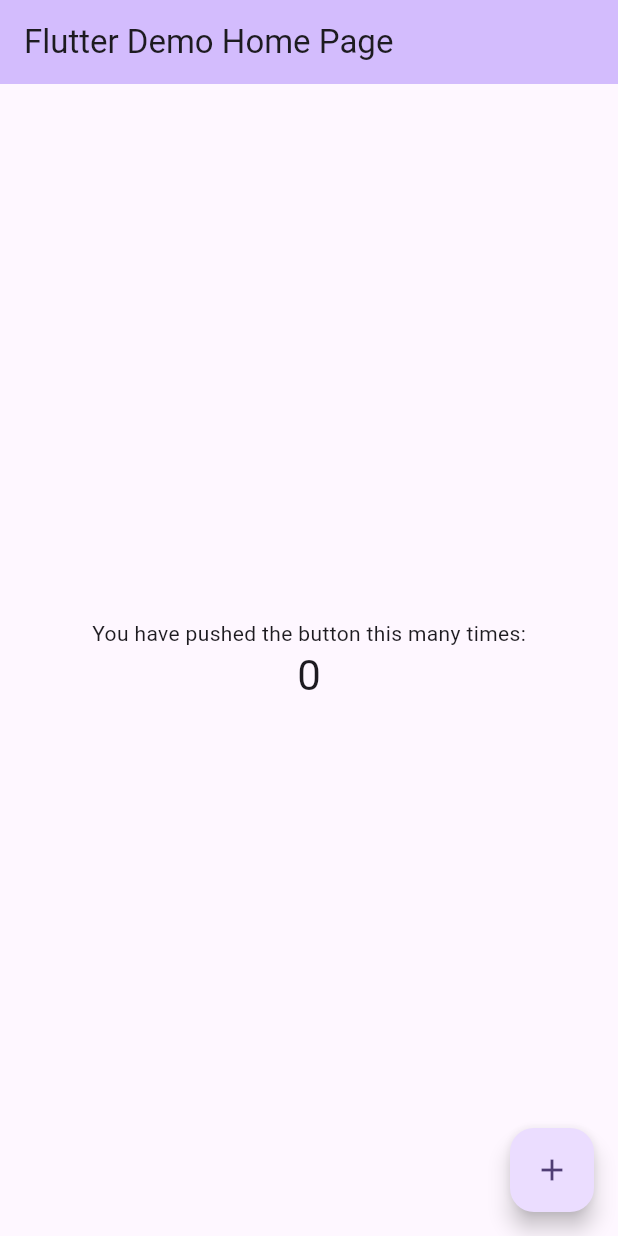
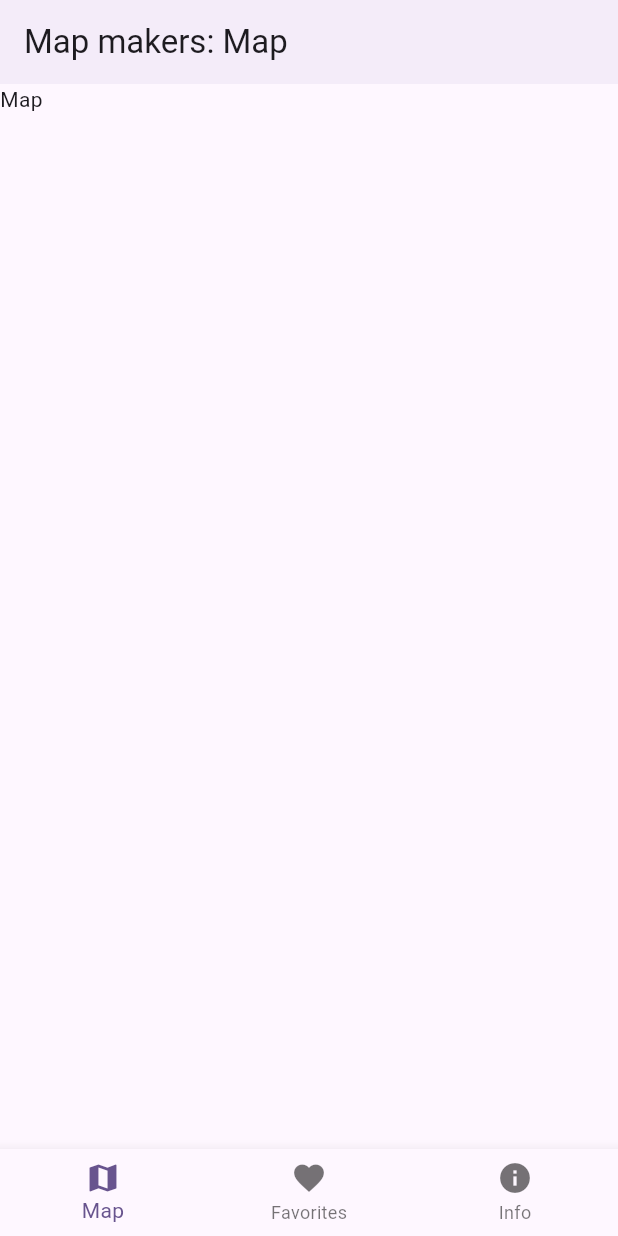
Before and after one commit to sailordi/piscine-flutter, a Flutter app: the screen it shows after launch, on a phone screen of 412 x 824 dp. Run offline on Flutter 3.47's test engine with Material 3 defaults, Android fonts, the phone set to English and light mode, and no system bars; our stand-ins replace avatar_glow, bloc, easy_search_bar, flutter_bloc, google_maps_flutter, image_picker and 5 more; accounts and stored records are empty.

Commit message:
Map-markers: Updated the code

```diff
--- /dev/null
+++ b/map-markers/map_markers/lib/bloc/index_bloc.dart
@@ -0,0 +1,17 @@
+import 'package:bloc/bloc.dart';
+import 'package:meta/meta.dart';
+
+part 'index_event.dart';
+part 'index_state.dart';
+
+class IndexBloc extends Bloc<IndexEvent, IndexState> {
+  IndexBloc() : super(IndexInitial(index: 0) ) {
+    on<UpdateIndex>(_updateIndex);
+  }
+
+  void _updateIndex(UpdateIndex event,Emitter<IndexState> emit) {
+    emit(IndexUpdated(index: event.i) );
+  }
+
+
+}
--- /dev/null
+++ b/map-markers/map_markers/lib/bloc/index_event.dart
@@ -0,0 +1,10 @@
+part of 'index_bloc.dart';
+
+@immutable
+sealed class IndexEvent {}
+
+class UpdateIndex extends IndexEvent {
+  final int i;
+
+  UpdateIndex({required this.i});
+}
--- /dev/null
+++ b/map-markers/map_markers/lib/bloc/index_state.dart
@@ -0,0 +1,16 @@
+part of 'index_bloc.dart';
+
+@immutable
+sealed class IndexState {
+  int index;
+
+  IndexState({required this.index});
+}
+
+final class IndexInitial extends IndexState {
+  IndexInitial({required int index}): super(index: index);
+}
+
+final class IndexUpdated extends IndexState {
+  IndexUpdated({required int index}): super(index: index);
+}
--- /dev/null
+++ b/map-markers/map_markers/lib/bloc/markers_bloc.dart
@@ -0,0 +1,34 @@
+import 'package:bloc/bloc.dart';
+import 'package:meta/meta.dart';
+import 'package:map_markers/model/marker_Wrapper.dart';
+
+part 'markers_event.dart';
+part 'markers_state.dart';
+
+class MarkersBloc extends Bloc<MarkersEvent, MarkersState> {
+  MarkersBloc() : super(MarkersInitial(markers: const []) ) {
+    on<AddMarker>(_addMarker);
+    on<DeleteMarker>(_removeMarker);
+    on<UpdateMarker>(_updateMarker);
+  }
+
+  void _addMarker(AddMarker event,Emitter<MarkersState> emit) {
+    state.markers.add(event.m);
+    emit(MarkersUpdated(markers: state.markers) );
+  }
+
+  void _removeMarker(DeleteMarker event,Emitter<MarkersState> emit) {
+    state.markers.remove(event.m);
+    emit(MarkersUpdated(markers: state.markers) );
+  }
+
+  void _updateMarker(UpdateMarker event,Emitter<MarkersState> emit) {
+    for(int i = 0; i < state.markers.length; i++) {
+      if(event.m.id == state.markers[i].id) {
+        state.markers[i] = event.m;
+      }
+    }
+    emit(MarkersUpdated(markers: state.markers) );
+  }
+
+}
--- /dev/null
+++ b/map-markers/map_markers/lib/bloc/markers_event.dart
@@ -0,0 +1,22 @@
+part of 'markers_bloc.dart';
+
+@immutable
+sealed class MarkersEvent {}
+
+class AddMarker extends MarkersEvent {
+  final MarkerWrapper m;
+
+  AddMarker({required this.m});
+}
+
+class DeleteMarker extends MarkersEvent {
+  final MarkerWrapper m;
+
+  DeleteMarker({required this.m});
+}
+
+class UpdateMarker extends MarkersEvent {
+  final MarkerWrapper m;
+
+  UpdateMarker({required this.m});
+}
--- /dev/null
+++ b/map-markers/map_markers/lib/bloc/markers_state.dart
@@ -0,0 +1,16 @@
+part of 'markers_bloc.dart';
+
+@immutable
+sealed class MarkersState {
+  List<MarkerWrapper> markers;
+
+  MarkersState({required this.markers});
+}
+
+final class MarkersInitial extends MarkersState {
+  MarkersInitial({required List<MarkerWrapper> markers}): super(markers: markers);
+}
+
+final class MarkersUpdated extends MarkersState {
+  MarkersUpdated({required List<MarkerWrapper> markers}): super(markers: markers);
+}
--- a/map-markers/map_markers/lib/main.dart
+++ b/map-markers/map_markers/lib/main.dart
@@ -1,7 +1,11 @@
 import 'package:flutter/material.dart';
+import 'package:flutter_bloc/flutter_bloc.dart';
+import 'package:map_markers/bloc/markers_bloc.dart';
+import 'package:map_markers/bloc/index_bloc.dart';
+import 'package:map_markers/screen/home/HomeView.dart';
 
 void main() {
-  runApp(const MyApp());
+  runApp(const MyApp() );
 }
 
 class MyApp extends StatelessWidget {
@@ -11,115 +15,19 @@
   @override
   Widget build(BuildContext context) {
     return MaterialApp(
-      title: 'Flutter Demo',
+          title: 'Map makers',
           theme: ThemeData(
-        // This is the theme of your application.
-        //
-        // TRY THIS: Try running your application with "flutter run". You'll see
-        // the application has a purple toolbar. Then, without quitting the app,
-        // try changing the seedColor in the colorScheme below to Colors.green
-        // and then invoke "hot reload" (save your changes or press the "hot
-        // reload" button in a Flutter-supported IDE, or press "r" if you used
-        // the command line to start the app).
-        //
-        // Notice that the counter didn't reset back to zero; the application
-        // state is not lost during the reload. To reset the state, use hot
-        // restart instead.
-        //
-        // This works for code too, not just values: Most code changes can be
-        // tested with just a hot reload.
             colorScheme: ColorScheme.fromSeed(seedColor: Colors.deepPurple),
             useMaterial3: true,
           ),
-      home: const MyHomePage(title: 'Flutter Demo Home Page'),
+          home: MultiBlocProvider(
+              providers: [
+                BlocProvider(create: (context) => MarkersBloc() ),
+                BlocProvider(create: (context) => IndexBloc() )
+              ],
+            child: const HomeView(),
+          ),
+          debugShowCheckedModeBanner: false,
       );
   }
 }
-
-class MyHomePage extends StatefulWidget {
-  const MyHomePage({super.key, required this.title});
-
-  // This widget is the home page of your application. It is stateful, meaning
-  // that it has a State object (defined below) that contains fields that affect
-  // how it looks.
-
-  // This class is the configuration for the state. It holds the values (in this
-  // case the title) provided by the parent (in this case the App widget) and
-  // used by the build method of the State. Fields in a Widget subclass are
-  // always marked "final".
-
-  final String title;
-
-  @override
-  State<MyHomePage> createState() => _MyHomePageState();
-}
-
-class _MyHomePageState extends State<MyHomePage> {
-  int _counter = 0;
-
-  void _incrementCounter() {
-    setState(() {
-      // This call to setState tells the Flutter framework that something has
-      // changed in this State, which causes it to rerun the build method below
-      // so that the display can reflect the updated values. If we changed
-      // _counter without calling setState(), then the build method would not be
-      // called again, and so nothing would appear to happen.
-      _counter++;
-    });
-  }
-
-  @override
-  Widget build(BuildContext context) {
-    // This method is rerun every time setState is called, for instance as done
-    // by the _incrementCounter method above.
-    //
-    // The Flutter framework has been optimized to make rerunning build methods
-    // fast, so that you can just rebuild anything that needs updating rather
-    // than having to individually change instances of widgets.
-    return Scaffold(
-      appBar: AppBar(
-        // TRY THIS: Try changing the color here to a specific color (to
-        // Colors.amber, perhaps?) and trigger a hot reload to see the AppBar
-        // change color while the other colors stay the same.
-        backgroundColor: Theme.of(context).colorScheme.inversePrimary,
-        // Here we take the value from the MyHomePage object that was created by
-        // the App.build method, and use it to set our appbar title.
-        title: Text(widget.title),
-      ),
-      body: Center(
-        // Center is a layout widget. It takes a single child and positions it
-        // in the middle of the parent.
-        child: Column(
-          // Column is also a layout widget. It takes a list of children and
-          // arranges them vertically. By default, it sizes itself to fit its
-          // children horizontally, and tries to be as tall as its parent.
-          //
-          // Column has various properties to control how it sizes itself and
-          // how it positions its children. Here we use mainAxisAlignment to
-          // center the children vertically; the main axis here is the vertical
-          // axis because Columns are vertical (the cross axis would be
-          // horizontal).
-          //
-          // TRY THIS: Invoke "debug painting" (choose the "Toggle Debug Paint"
-          // action in the IDE, or press "p" in the console), to see the
-          // wireframe for each widget.
-          mainAxisAlignment: MainAxisAlignment.center,
-          children: <Widget>[
-            const Text(
-              'You have pushed the button this many times:',
-            ),
-            Text(
-              '$_counter',
-              style: Theme.of(context).textTheme.headlineMedium,
-            ),
-          ],
-        ),
-      ),
-      floatingActionButton: FloatingActionButton(
-        onPressed: _incrementCounter,
-        tooltip: 'Increment',
-        child: const Icon(Icons.add),
-      ), // This trailing comma makes auto-formatting nicer for build methods.
-    );
-  }
-}
--- a/map-markers/map_markers/lib/screen/favorites/FavoritePlacesView.dart
+++ b/map-markers/map_markers/lib/screen/favorites/FavoritePlacesView.dart
@@ -5,29 +5,22 @@ class FavoritePlacesView extends StatefulWidget {
 
   @override
   State<FavoritePlacesView> createState() => _FavoritePlacesViewState();
-
 }
 
 class _FavoritePlacesViewState extends State<FavoritePlacesView> {
-  List<String> _favoritePlaces = [];
 
   @override
   Widget build(BuildContext context) {
-    return ListView.builder(
-      itemCount: _favoritePlaces.length,
-      itemBuilder: (context, index) {
-        return ListTile(
-          title: Text(_favoritePlaces[index]),
-          trailing: IconButton(
-            icon: const Icon(Icons.delete),
-            onPressed: () {
-              setState(() {
-                _favoritePlaces.removeAt(index);
-              });
-            },
-          ),
-        );
-      },
+    return MaterialApp(
+      home: Scaffold(
+        appBar: AppBar(
+          title: const Text('Map makers: Favorites'),
+          elevation: 2,
+        ),
+        body:
+        const Text("Favorite places"),
+      ),
+      debugShowCheckedModeBanner: false,
     );
   }
 }
--- a/map-markers/map_markers/lib/screen/home/HomeView.dart
+++ b/map-markers/map_markers/lib/screen/home/HomeView.dart
@@ -1,5 +1,9 @@
 import 'package:flutter/material.dart';
-import 'package:google_maps_flutter/google_maps_flutter.dart';
+import 'package:flutter_bloc/flutter_bloc.dart';
+import 'package:map_markers/bloc/index_bloc.dart';
+import 'package:map_markers/screen/map/MapView.dart';
+import 'package:map_markers/screen/favorites/FavoritePlacesView.dart';
+import 'package:map_markers/screen/info/InfoView.dart';
 
 class HomeView extends StatefulWidget {
   const HomeView({super.key});
@@ -9,33 +13,44 @@ class HomeView extends StatefulWidget {
 }
 
 class _HomeViewState extends State<HomeView> {
-  final Map<String, Marker> _markers = {};
 
-  Future<void> _onMapCreated(GoogleMapController controller) async {
-
-  }
 
   @override
   Widget build(BuildContext context) {
-    return MaterialApp(
-      theme: ThemeData(
-        useMaterial3: true,
-        colorSchemeSeed: Colors.green[700],
+      return BlocBuilder<IndexBloc,IndexState>(
+        builder: (context, state) {
+          return Scaffold(
+            body: IndexedStack(
+              index: state.index,
+              children: const [
+                MapView(),
+                FavoritePlacesView(),
+                InfoView()
+              ],
             ),
-      home: Scaffold(
-        appBar: AppBar(
-          title: const Text('Map makers'),
-          elevation: 2,
+            bottomNavigationBar: BottomNavigationBar(
+              currentIndex: state.index,
+                items: const [
+                  BottomNavigationBarItem(
+                    icon: Icon(Icons.map),
+                    label: 'Map',
                   ),
-        body: GoogleMap(
-          onMapCreated: _onMapCreated,
-          initialCameraPosition: const CameraPosition(
-            target: LatLng(0, 0),
-            zoom: 2,
+                  BottomNavigationBarItem(
+                    icon: Icon(Icons.favorite),
+                    label: 'Favorites',
                   ),
-          markers: _markers.values.toSet(),
+                  BottomNavigationBarItem(
+                    icon: Icon(Icons.info),
+                    label: 'Info',
                   ),
-      ),
+                ],
+                onTap: (index) {
+                  context.read<IndexBloc>().add(UpdateIndex(i: index) );
+                },
+            )
+          );
+        },
       );
     }
+
 }
--- /dev/null
+++ b/map-markers/map_markers/lib/screen/map/MapView.dart
@@ -0,0 +1,40 @@
+import 'package:flutter/material.dart';
+import 'package:google_maps_flutter/google_maps_flutter.dart';
+
+class MapView extends StatefulWidget {
+  const MapView({super.key});
+
+  @override
+  State<MapView> createState() => _MapViewState();
+}
+
+class _MapViewState extends State<MapView> {
+  final Map<String, Marker> _markers = {};
+
+  Future<void> _onMapCreated(GoogleMapController controller) async {
+
+  }
+
+  @override
+  Widget build(BuildContext context) {
+    return MaterialApp(
+      home: Scaffold(
+        appBar: AppBar(
+          title: const Text('Map makers: Map'),
+          elevation: 2,
+        ),
+        body: /*GoogleMap(
+          onMapCreated: _onMapCreated,
+          initialCameraPosition: const CameraPosition(
+            target: LatLng(0, 0),
+            zoom: 2,
+          ),
+          markers: _markers.values.toSet(),
+        ),
+      ),*/
+        const Text("Map"),
+      ),
+      debugShowCheckedModeBanner: false,
+    );
+  }
+}
--- a/map-markers/map_markers/pubspec.yaml
+++ b/map-markers/map_markers/pubspec.yaml
@@ -39,6 +39,8 @@ dependencies:
   http: ^1.1.2
   json_serializable: ^6.7.1
   json_annotation: ^4.8.1
+  flutter_bloc: ^7.3.3
+  uuid: 4.2.1
 
 dev_dependencies:
   flutter_test:
```
Also changed, not shown: map-markers/map_markers/lib/model/marker_Wrapper.dart (added, +13 -0 lines), map-markers/map_markers/lib/screen/info/InfoView.dart (+16 -9 lines), 5 other files. Lines whose indentation alone changed are shown as unchanged.
